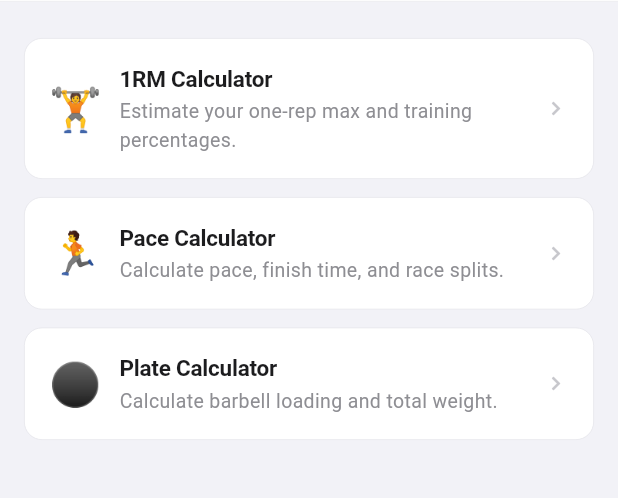
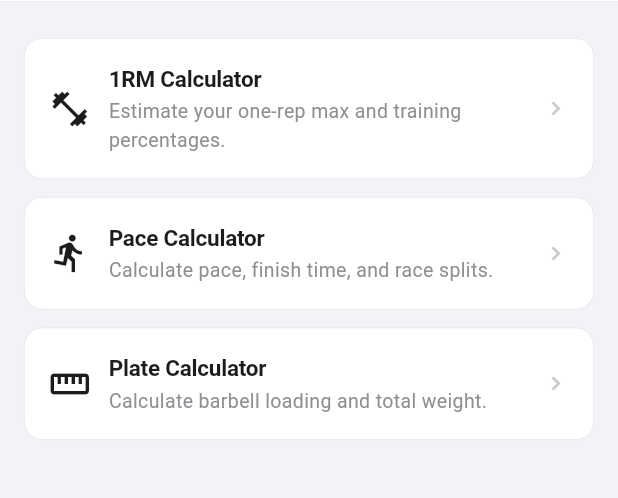
Before and after one commit to pyraworks/peaklog, a Flutter app: the CalculatorHubScreen screen opened by its route, on a phone screen of 412 x 824 dp, the part 160-658 px from its top. Run offline on Flutter 3.47's test engine with Material 3 defaults, Android fonts, the phone set to English and light mode, and no system bars; our stand-ins replace flutter_riverpod, flutter_slidable, go_router, image_picker, share_plus, shared_preferences and 2 more; missing offline and left inert: app_settings, ffmpeg_kit_flutter_new, gal, health; accounts and stored records are empty; Roboto replaces fonts that are missing (Pretendard); project files that could hold a hidden picture were left out.

Commit message:
feat: pace input UX, profile URL card, monochrome icons, weight unit validation
- Pace calculator: deferred formatting via FocusNode — digits shown raw while
  typing, formatted to M:SS/H:MM:SS on blur; formatPace now emits H:MM:SS for
  pace > 60 min/km
- Profile card: add URL subtitle (peaklog.app/@username) and copy-to-clipboard
  icon with SnackBar confirmation
- Icons: replace workout/activity emojis with monochrome Material icons in
  calculator hub, record type picker, and activity picker; add dumbbell, run,
  bike, swim, ruler, loop, timer, tag to AppIcons registry
- Weight unit validation: block save when no unit explicitly selected; restore
  saved unit in initState for existing weight exercises so edit flow is unaffected

Co-Authored-By: Claude Sonnet 4.6 <noreply@anthropic.com>

```diff
--- a/lib/core/design/app_icons.dart
+++ b/lib/core/design/app_icons.dart
@@ -1,7 +1,6 @@
 import 'package:flutter/material.dart';
 
 /// Central icon registry — swap the icon set by editing this file only.
-/// Content/activity emojis (🏋️ 🏃 🚴 🏊 🔁 ⏱) are intentionally excluded.
 abstract class AppIcons {
   // Navigation
   static IconData get back      => Icons.chevron_left;
@@ -35,4 +34,14 @@ abstract class AppIcons {
   static IconData get checkCircle => Icons.check_circle;
   static IconData get warning     => Icons.warning;
   static IconData get xCircle     => Icons.cancel;
+  // Activity / sport
+  static IconData get dumbbell => Icons.fitness_center;
+  static IconData get run      => Icons.directions_run;
+  static IconData get bike     => Icons.directions_bike;
+  static IconData get swim     => Icons.pool;
+  static IconData get ruler    => Icons.straighten;
+  // Record types
+  static IconData get loop  => Icons.loop;
+  static IconData get timer => Icons.timer;
+  static IconData get tag   => Icons.tag;
 }
--- a/lib/features/calculators/calculator_hub_screen.dart
+++ b/lib/features/calculators/calculator_hub_screen.dart
@@ -25,7 +25,7 @@ class CalculatorHubScreen extends StatelessWidget {
               ),
               children: [
                 _CalculatorCard(
-                  emoji: '🏋️',
+                  icon: AppIcons.dumbbell,
                   title: '1RM Calculator',
                   description: 'Estimate your one-rep max and training percentages.',
                   onTap: () {
@@ -35,7 +35,7 @@ class CalculatorHubScreen extends StatelessWidget {
                 ),
                 const SizedBox(height: AppSpacing.s12),
                 _CalculatorCard(
-                  emoji: '🏃',
+                  icon: AppIcons.run,
                   title: 'Pace Calculator',
                   description: 'Calculate pace, finish time, and race splits.',
                   onTap: () {
@@ -45,7 +45,7 @@ class CalculatorHubScreen extends StatelessWidget {
                 ),
                 const SizedBox(height: AppSpacing.s12),
                 _CalculatorCard(
-                  emoji: '⚫',
+                  icon: AppIcons.ruler,
                   title: 'Plate Calculator',
                   description: 'Calculate barbell loading and total weight.',
                   onTap: () {
@@ -63,13 +63,13 @@ class CalculatorHubScreen extends StatelessWidget {
 }
 
 class _CalculatorCard extends StatelessWidget {
-  final String emoji;
+  final IconData icon;
   final String title;
   final String description;
   final VoidCallback onTap;
 
   const _CalculatorCard({
-    required this.emoji,
+    required this.icon,
     required this.title,
     required this.description,
     required this.onTap,
@@ -91,7 +91,7 @@ class _CalculatorCard extends StatelessWidget {
         ),
         child: Row(
           children: [
-            Text(emoji, style: const TextStyle(fontSize: 28)),
+            Icon(icon, size: 28, color: AppColors.label1),
             const SizedBox(width: AppSpacing.s12),
             Expanded(
               child: Column(
```
Also changed, not shown: lib/features/calculators/pace_calculator_logic.dart (+6 -3 lines), lib/features/calculators/pace_calculator_screen.dart (+35 -3 lines), lib/features/profile/profile_screen.dart (+37 -6 lines), lib/features/record_input/activity_picker_sheet.dart (+9 -7 lines), lib/features/record_input/add_record_sheet.dart (+15 -5 lines).
